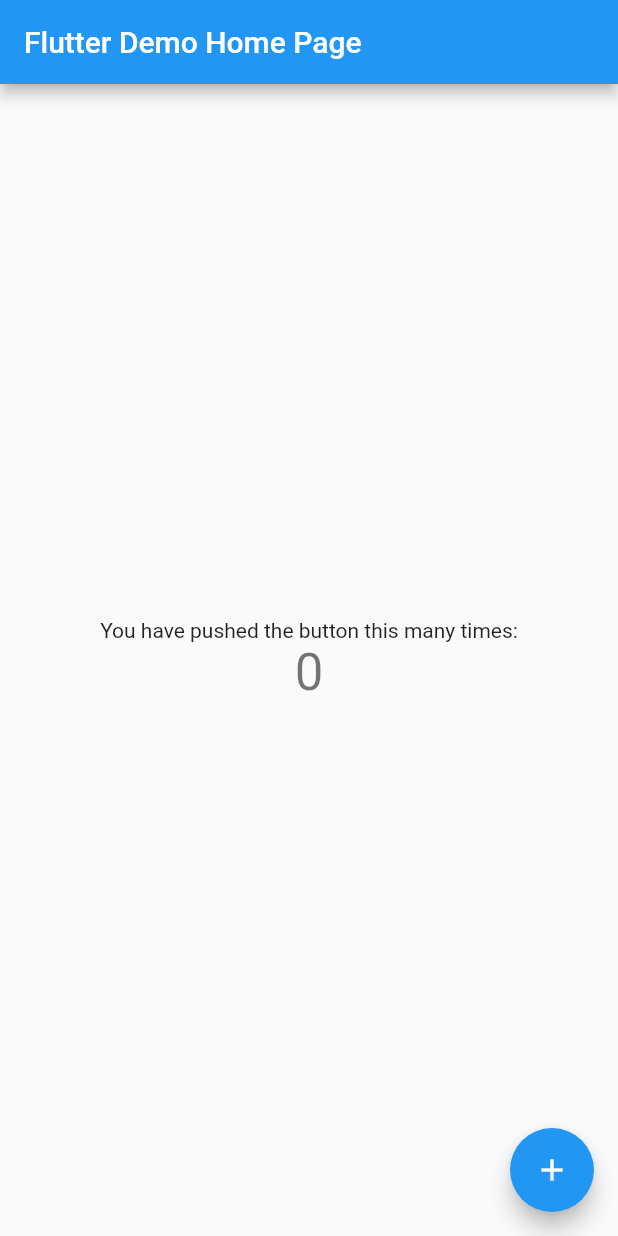
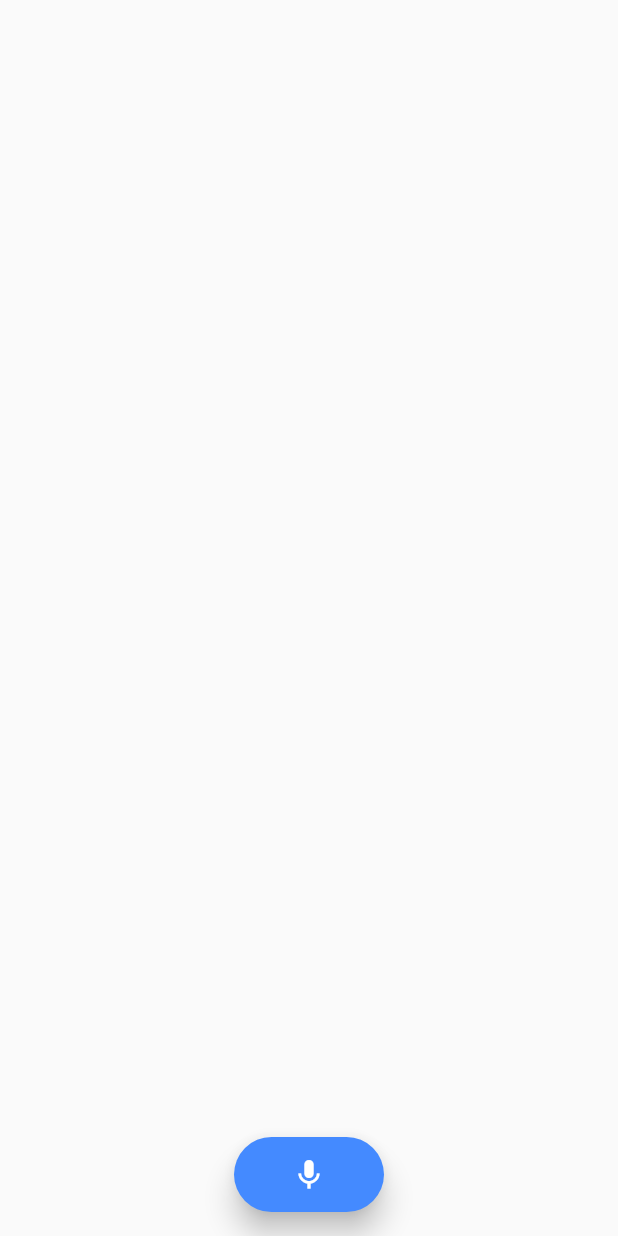
Before and after one commit to AlexHartford/voice_control_ui, a Flutter app: the screen it shows after launch, on a phone screen of 412 x 824 dp. Run offline on Flutter 3.47's test engine with Material 2 defaults, Android fonts, the phone set to English and light mode, and no system bars; our stand-ins replace flutter_hooks, hooks_riverpod.

Commit message:
basic mic button transform between listening/non-listening state

```diff
--- /dev/null
+++ b/packages/voice_control_ui/lib/home.dart
@@ -0,0 +1,63 @@
+import 'package:flutter/material.dart';
+import 'package:flutter_hooks/flutter_hooks.dart';
+import 'package:hooks_riverpod/hooks_riverpod.dart';
+
+class Home extends HookWidget {
+  const Home({Key key}) : super(key: key);
+
+  @override
+  Widget build(BuildContext context) {
+    return Scaffold(
+      body: Stack(
+        children: [
+          Align(
+            alignment: Alignment.bottomCenter,
+            child: ActivateVoiceButton(),
+          )
+        ],
+      ),
+    );
+  }
+}
+
+final listeningProvider = StateProvider<bool>((_) => false);
+
+class ActivateVoiceButton extends HookWidget {
+  const ActivateVoiceButton({Key key}) : super(key: key);
+
+  @override
+  Widget build(BuildContext context) {
+    final listening = useProvider(listeningProvider).state;
+
+    return AnimatedContainer(
+      duration: const Duration(milliseconds: 250),
+      padding: EdgeInsets.only(bottom: listening ? 0 : 16),
+      child: Card(
+        elevation: 8,
+        color: Colors.blueAccent,
+        margin: const EdgeInsets.all(0),
+        shape: RoundedRectangleBorder(
+          borderRadius: BorderRadius.all(
+            Radius.circular(listening ? 0 : 25),
+          ),
+        ),
+        child: InkWell(
+          onTap: () => context.read(listeningProvider).state ^= true,
+          borderRadius: BorderRadius.all(
+            Radius.circular(listening ? 0 : 25),
+          ),
+          splashColor: Colors.white70,
+          child: AnimatedContainer(
+            duration: const Duration(milliseconds: 250),
+            height: listening ? 100 : 50,
+            width: listening ? MediaQuery.of(context).size.width : 100,
+            child: Icon(
+              Icons.mic,
+              color: Colors.white,
+            ),
+          ),
+        ),
+      ),
+    );
+  }
+}
--- a/packages/voice_control_ui/lib/main.dart
+++ b/packages/voice_control_ui/lib/main.dart
@@ -1,7 +1,9 @@
 import 'package:flutter/material.dart';
+import 'package:hooks_riverpod/hooks_riverpod.dart';
+import 'package:voice_control_ui/home.dart';
 
 void main() {
-  runApp(MyApp());
+  runApp(ProviderScope(child: MyApp()));
 }
 
 class MyApp extends StatelessWidget {
@@ -9,59 +11,12 @@ class MyApp extends StatelessWidget {
   Widget build(BuildContext context) {
     return MaterialApp(
       debugShowCheckedModeBanner: false,
-      title: 'Flutter Demo',
+      title: 'Voice control UI',
       theme: ThemeData(
         primarySwatch: Colors.blue,
         visualDensity: VisualDensity.adaptivePlatformDensity,
       ),
-      home: MyHomePage(title: 'Flutter Demo Home Page'),
+      home: Home(),
     );
   }
 }
-
-class MyHomePage extends StatefulWidget {
-  MyHomePage({Key key, this.title}) : super(key: key);
-
-  final String title;
-
-  @override
-  _MyHomePageState createState() => _MyHomePageState();
-}
-
-class _MyHomePageState extends State<MyHomePage> {
-  int _counter = 0;
-
-  void _incrementCounter() {
-    setState(() {
-      _counter++;
-    });
-  }
-
-  @override
-  Widget build(BuildContext context) {
-    return Scaffold(
-      appBar: AppBar(
-        title: Text(widget.title),
-      ),
-      body: Center(
-        child: Column(
-          mainAxisAlignment: MainAxisAlignment.center,
-          children: <Widget>[
-            Text(
-              'You have pushed the button this many times:',
-            ),
-            Text(
-              '$_counter',
-              style: Theme.of(context).textTheme.headline4,
-            ),
-          ],
-        ),
-      ),
-      floatingActionButton: FloatingActionButton(
-        onPressed: _incrementCounter,
-        tooltip: 'Increment',
-        child: Icon(Icons.add),
-      ),
-    );
-  }
-}
```
